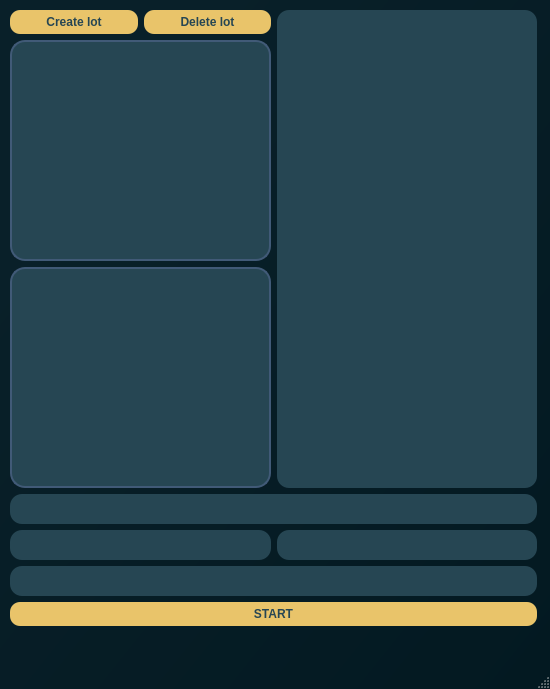
First picture: the form in AuctionServer/AuctionServer/server.ui, repository rzekk/auction-ipc, before the edit.
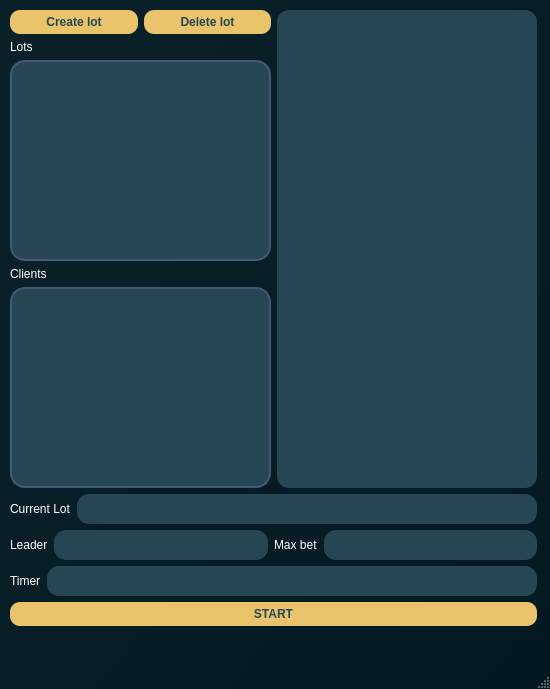
Second picture: the form after the edit.

The edit to the form file:
```diff
--- a/AuctionServer/AuctionServer/server.ui
+++ b/AuctionServer/AuctionServer/server.ui
@@ -196,7 +196,7 @@
 </string>
   </property>
   <widget class="QWidget" name="centralwidget">
-   <widget class="QWidget" name="">
+   <widget class="QWidget" name="layoutWidget">
     <property name="geometry">
      <rect>
       <x>10</x>
@@ -230,9 +230,23 @@
              </item>
             </layout>
            </item>
+           <item>
+            <widget class="QLabel" name="label_4">
+             <property name="text">
+              <string>Lots</string>
+             </property>
+            </widget>
+           </item>
            <item>
             <widget class="QListWidget" name="lotsListWidget"/>
            </item>
+           <item>
+            <widget class="QLabel" name="label_3">
+             <property name="text">
+              <string>Clients</string>
+             </property>
+            </widget>
+           </item>
            <item>
             <widget class="QListWidget" name="clientsListWidget"/>
            </item>
@@ -248,14 +262,46 @@
         </layout>
        </item>
        <item>
-        <widget class="QLineEdit" name="currentLot"/>
+        <layout class="QHBoxLayout" name="horizontalLayout_5">
+         <item>
+          <widget class="QLabel" name="label">
+           <property name="text">
+            <string>Current Lot</string>
+           </property>
+          </widget>
+         </item>
+         <item>
+          <widget class="QLineEdit" name="currentLot"/>
+         </item>
+        </layout>
        </item>
       </layout>
      </item>
      <item>
       <layout class="QHBoxLayout" name="horizontalLayout_3">
        <item>
-        <widget class="QLineEdit" name="clientName"/>
+        <widget class="QLabel" name="label_5">
+         <property name="text">
+          <string>Leader</string>
+         </property>
+        </widget>
+       </item>
+       <item>
+        <widget class="QLineEdit" name="clientName">
+         <property name="minimumSize">
+          <size>
+           <width>186</width>
+           <height>0</height>
+          </size>
+         </property>
+        </widget>
+       </item>
+       <item>
+        <widget class="QLabel" name="label_6">
+         <property name="text">
+          <string>Max bet</string>
+         </property>
+        </widget>
        </item>
        <item>
         <widget class="QLineEdit" name="currentBet"/>
@@ -263,7 +309,18 @@
       </layout>
      </item>
      <item>
-      <widget class="QLineEdit" name="timer"/>
+      <layout class="QHBoxLayout" name="horizontalLayout_7">
+       <item>
+        <widget class="QLabel" name="label_2">
+         <property name="text">
+          <string>Timer</string>
+         </property>
+        </widget>
+       </item>
+       <item>
+        <widget class="QLineEdit" name="timer"/>
+       </item>
+      </layout>
      </item>
      <item>
       <widget class="QPushButton" name="startButton">
```
